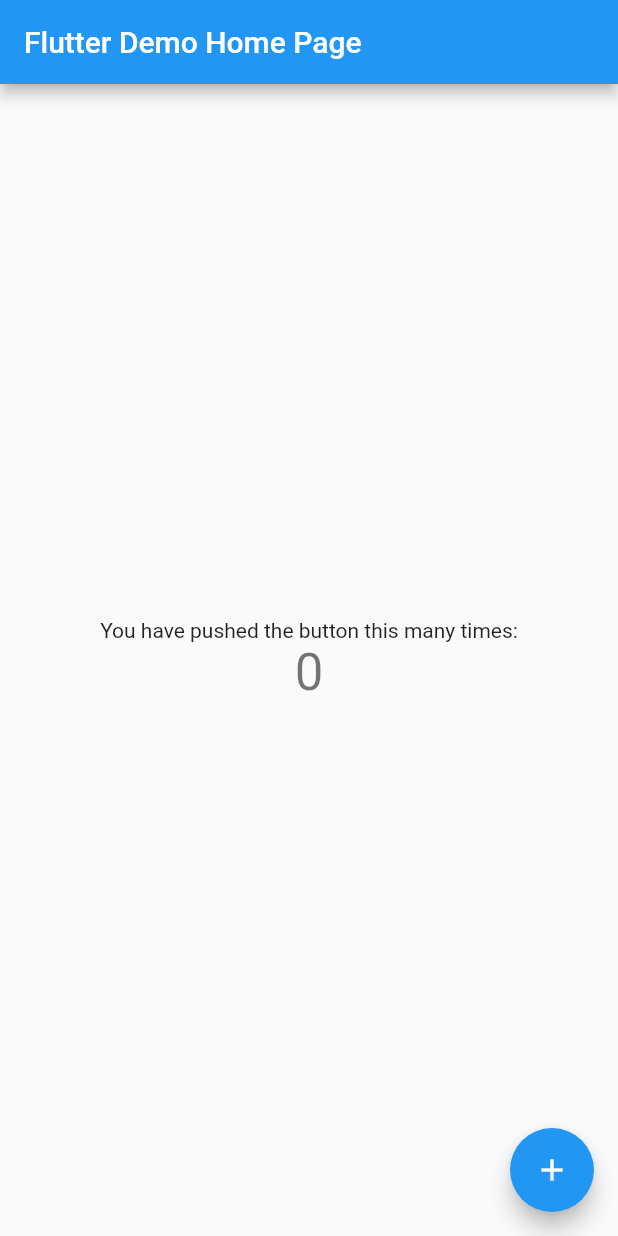
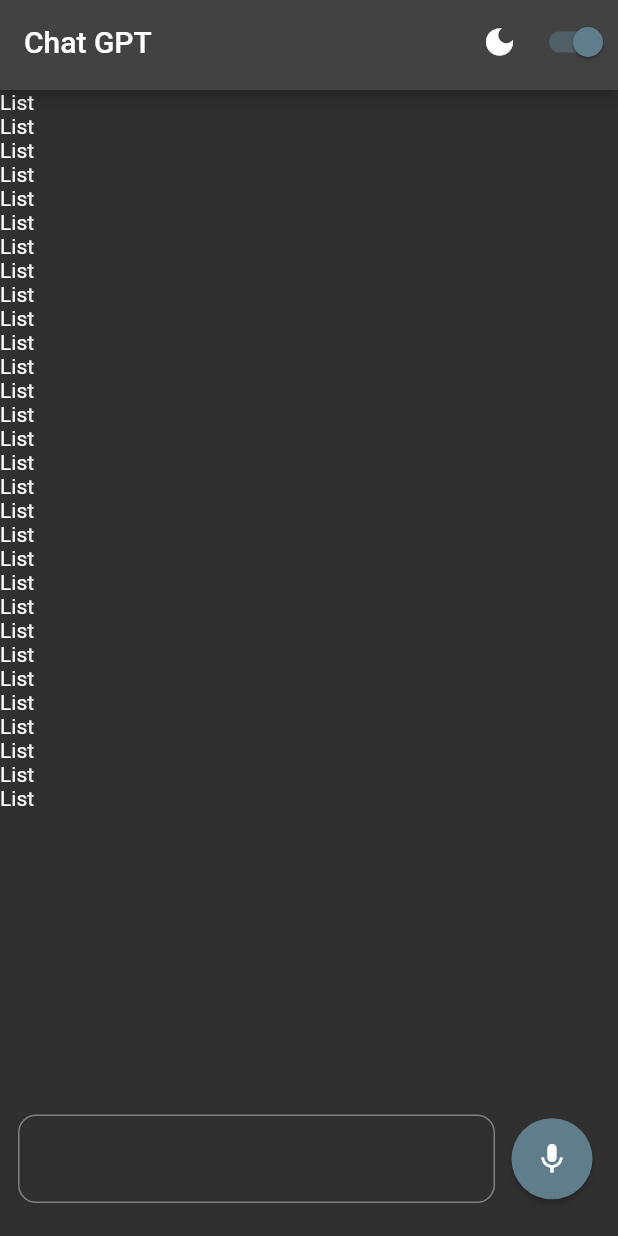
Before and after one commit to 19127437/chatGPT, a Flutter app: the screen it shows after launch, on a phone screen of 412 x 824 dp. Run offline on Flutter 3.47's test engine with Material 2 defaults, Android fonts, the phone set to English and light mode, and no system bars; our stand-ins replace flutter_riverpod.

Commit message:
Create Screen Chat version1.0

```diff
--- /dev/null
+++ b/lib/constants/themes.dart
@@ -0,0 +1,19 @@
+import 'package:flutter/material.dart';
+
+final lightTheme = ThemeData(
+  colorScheme: ThemeData.light().colorScheme.copyWith(
+    primary: Colors.white,
+    onPrimary: Colors.black,
+    secondary: Colors.deepOrange,
+    onSecondary: Colors.white,
+  ),
+);
+
+final darkTheme = ThemeData.dark().copyWith(
+  colorScheme: ThemeData.dark().colorScheme.copyWith(
+    primary: Colors.blueGrey,
+    onPrimary: Colors.white,
+    secondary: Colors.blueGrey,
+    onSecondary: Colors.white,
+  ),
+);
--- a/lib/main.dart
+++ b/lib/main.dart
@@ -1,115 +1,25 @@
+import 'package:chatgpt/constants/themes.dart';
+import 'package:chatgpt/providers/ActiveTheme.dart';
+import 'package:chatgpt/view/ChatScreen.dart';
 import 'package:flutter/material.dart';
+import 'package:flutter_riverpod/flutter_riverpod.dart';
 
 void main() {
-  runApp(const MyApp());
+  runApp(const ProviderScope(child: MyApp()));
 }
 
-class MyApp extends StatelessWidget {
+class MyApp extends ConsumerWidget {
   const MyApp({super.key});
 
-  // This widget is the root of your application.
   @override
-  Widget build(BuildContext context) {
+  Widget build(BuildContext context, WidgetRef ref) {
+    final activeThemeProvider = ref.watch(activeTheme);
     return MaterialApp(
-      title: 'Flutter Demo',
-      theme: ThemeData(
-        // This is the theme of your application.
-        //
-        // Try running your application with "flutter run". You'll see the
-        // application has a blue toolbar. Then, without quitting the app, try
-        // changing the primarySwatch below to Colors.green and then invoke
-        // "hot reload" (press "r" in the console where you ran "flutter run",
-        // or simply save your changes to "hot reload" in a Flutter IDE).
-        // Notice that the counter didn't reset back to zero; the application
-        // is not restarted.
-        primarySwatch: Colors.blue,
-      ),
-      home: const MyHomePage(title: 'Flutter Demo Home Page'),
+      theme: lightTheme,
+      darkTheme:darkTheme,
+      debugShowCheckedModeBanner: false,
+      themeMode: activeThemeProvider == Themes.dark ? ThemeMode.dark : ThemeMode.light,
+      home: const ChatScreen(),
     );
   }
 }
-
-class MyHomePage extends StatefulWidget {
-  const MyHomePage({super.key, required this.title});
-
-  // This widget is the home page of your application. It is stateful, meaning
-  // that it has a State object (defined below) that contains fields that affect
-  // how it looks.
-
-  // This class is the configuration for the state. It holds the values (in this
-  // case the title) provided by the parent (in this case the App widget) and
-  // used by the build method of the State. Fields in a Widget subclass are
-  // always marked "final".
-
-  final String title;
-
-  @override
-  State<MyHomePage> createState() => _MyHomePageState();
-}
-
-class _MyHomePageState extends State<MyHomePage> {
-  int _counter = 0;
-
-  void _incrementCounter() {
-    setState(() {
-      // This call to setState tells the Flutter framework that something has
-      // changed in this State, which causes it to rerun the build method below
-      // so that the display can reflect the updated values. If we changed
-      // _counter without calling setState(), then the build method would not be
-      // called again, and so nothing would appear to happen.
-      _counter++;
-    });
-  }
-
-  @override
-  Widget build(BuildContext context) {
-    // This method is rerun every time setState is called, for instance as done
-    // by the _incrementCounter method above.
-    //
-    // The Flutter framework has been optimized to make rerunning build methods
-    // fast, so that you can just rebuild anything that needs updating rather
-    // than having to individually change instances of widgets.
-    return Scaffold(
-      appBar: AppBar(
-        // Here we take the value from the MyHomePage object that was created by
-        // the App.build method, and use it to set our appbar title.
-        title: Text(widget.title),
-      ),
-      body: Center(
-        // Center is a layout widget. It takes a single child and positions it
-        // in the middle of the parent.
-        child: Column(
-          // Column is also a layout widget. It takes a list of children and
-          // arranges them vertically. By default, it sizes itself to fit its
-          // children horizontally, and tries to be as tall as its parent.
-          //
-          // Invoke "debug painting" (press "p" in the console, choose the
-          // "Toggle Debug Paint" action from the Flutter Inspector in Android
-          // Studio, or the "Toggle Debug Paint" command in Visual Studio Code)
-          // to see the wireframe for each widget.
-          //
-          // Column has various properties to control how it sizes itself and
-          // how it positions its children. Here we use mainAxisAlignment to
-          // center the children vertically; the main axis here is the vertical
-          // axis because Columns are vertical (the cross axis would be
-          // horizontal).
-          mainAxisAlignment: MainAxisAlignment.center,
-          children: <Widget>[
-            const Text(
-              'You have pushed the button this many times:',
-            ),
-            Text(
-              '$_counter',
-              style: Theme.of(context).textTheme.headlineMedium,
-            ),
-          ],
-        ),
-      ),
-      floatingActionButton: FloatingActionButton(
-        onPressed: _incrementCounter,
-        tooltip: 'Increment',
-        child: const Icon(Icons.add),
-      ), // This trailing comma makes auto-formatting nicer for build methods.
-    );
-  }
-}
--- /dev/null
+++ b/lib/providers/ActiveTheme.dart
@@ -0,0 +1,8 @@
+import 'package:flutter_riverpod/flutter_riverpod.dart';
+
+final activeTheme = StateProvider((ref) => Themes.dark);
+
+enum Themes {
+  dark,
+  light
+}
--- /dev/null
+++ b/lib/view/ChatScreen.dart
@@ -0,0 +1,31 @@
+import 'package:chatgpt/widgets/MyAppBar.dart';
+import 'package:chatgpt/widgets/TextAndVoiceField.dart';
+import 'package:flutter/material.dart';
+
+class ChatScreen extends StatelessWidget {
+  const ChatScreen({super.key});
+
+  @override
+  Widget build(BuildContext context) {
+    return Scaffold(
+      appBar: MyAppBar(),
+      body: Column(
+        children: [
+          Expanded(child: ListView.builder(
+            itemCount: 30,
+            itemBuilder: (context, index) => const Text(
+              'List'
+            ),
+          )),
+          const Padding(
+            padding: EdgeInsets.all(12.0),
+            child: TextAndVoiceField()
+          ),
+          const SizedBox(
+            height: 10,
+          )
+        ],
+      )
+    );
+  }
+}
--- /dev/null
+++ b/lib/widgets/MyAppBar.dart
@@ -0,0 +1,33 @@
+import 'package:chatgpt/providers/ActiveTheme.dart';
+import 'package:chatgpt/widgets/ThemeSwitch.dart';
+import 'package:flutter/material.dart';
+import 'package:flutter_riverpod/flutter_riverpod.dart';
+import 'package:flutter_riverpod/flutter_riverpod.dart';
+
+class MyAppBar extends StatelessWidget implements PreferredSizeWidget {
+  const MyAppBar({Key? key}) : super(key: key);
+
+  @override
+  Widget build(BuildContext context) {
+    return AppBar(
+      title: Text(
+        'Chat GPT',
+        style: TextStyle(
+          color: Theme.of(context).colorScheme.onPrimary,
+        ),
+      ),
+      actions: [
+        Row(children: [
+          Consumer(
+              builder: (context, ref , child) => Icon(ref.watch(activeTheme) == Themes.dark ? Icons.dark_mode : Icons.light_mode)
+          ),
+          SizedBox(width: 8,),
+          ThemeSwitch(),
+        ],)
+      ],
+    );
+  }
+
+  @override
+  Size get preferredSize => const Size.fromHeight(60);
+}
--- /dev/null
+++ b/lib/widgets/TextAndVoiceField.dart
@@ -0,0 +1,50 @@
+import 'package:flutter/material.dart';
+
+import 'ToggleButton.dart';
+enum InputMode{
+  text,
+  voice
+}
+
+
+class TextAndVoiceField extends StatefulWidget {
+  const TextAndVoiceField({super.key});
+
+  @override
+  State<TextAndVoiceField> createState() => _TextAndVoiceFieldState();
+}
+
+class _TextAndVoiceFieldState extends State<TextAndVoiceField> {
+  InputMode _inputMode = InputMode.voice;
+  @override
+  Widget build(BuildContext context) {
+    return Row(
+      children: [
+        Expanded(child: TextField(
+          onChanged: (value){
+            value.isNotEmpty ? setInputMode(InputMode.text) : setInputMode(InputMode.voice);
+          },
+          cursorColor: Theme.of(context).colorScheme.onPrimary,
+          decoration: InputDecoration(
+            border: OutlineInputBorder(
+                borderRadius: BorderRadius.circular(12)
+            ),
+            focusedBorder: OutlineInputBorder(
+                borderSide: BorderSide(color: Theme.of(context).colorScheme.onPrimary),
+                borderRadius: BorderRadius.circular(12)
+            ),
+          ),
+        )),
+        const SizedBox(
+          width: 06,
+        ),
+        ToggleButton(inputMode: _inputMode,)
+      ],
+    );
+  }
+  void setInputMode(InputMode inputMode){
+    setState(() {
+      _inputMode = inputMode;
+    });
+  }
+}
--- /dev/null
+++ b/lib/widgets/ThemeSwitch.dart
@@ -0,0 +1,23 @@
+import 'package:chatgpt/providers/ActiveTheme.dart';
+import 'package:flutter/material.dart';
+import 'package:flutter_riverpod/flutter_riverpod.dart';
+
+class ThemeSwitch extends ConsumerStatefulWidget {
+  const ThemeSwitch({Key? key}) : super(key: key);
+
+  @override
+  ConsumerState<ThemeSwitch> createState() => _ThemeSwitchState();
+}
+
+class _ThemeSwitchState extends ConsumerState<ThemeSwitch> {
+  @override
+  Widget build(BuildContext context) {
+    return  Switch.adaptive(
+        activeColor: Theme.of(context).colorScheme.secondary,
+        value: ref.watch(activeTheme) == Themes.dark,
+        onChanged: (value) {
+        ref.read(activeTheme.notifier).state = value ? Themes.dark : Themes.light;
+      }
+    );
+  }
+}
--- /dev/null
+++ b/lib/widgets/ToggleButton.dart
@@ -0,0 +1,26 @@
+import 'package:chatgpt/widgets/TextAndVoiceField.dart';
+import 'package:flutter/material.dart';
+
+class ToggleButton extends StatefulWidget {
+  final InputMode _inputMode;
+  const ToggleButton({super.key, required InputMode inputMode}) : _inputMode = inputMode;
+
+  @override
+  State<ToggleButton> createState() => _ToggleButtonState();
+}
+
+class _ToggleButtonState extends State<ToggleButton> {
+  @override
+  Widget build(BuildContext context) {
+    return ElevatedButton(
+        onPressed: () {},
+        style: ElevatedButton.styleFrom(
+          backgroundColor: Theme.of(context).colorScheme.secondary,
+          foregroundColor: Theme.of(context).colorScheme.onSecondary,
+          shape: const CircleBorder(),
+          padding: const EdgeInsets.all(15)
+        ),
+        child: Icon(widget._inputMode == InputMode.text ? Icons.send : Icons.mic)
+    );
+  }
+}
--- a/pubspec.yaml
+++ b/pubspec.yaml
@@ -35,6 +35,7 @@ dependencies:
   # The following adds the Cupertino Icons font to your application.
   # Use with the CupertinoIcons class for iOS style icons.
   cupertino_icons: ^1.0.2
+  flutter_riverpod: ^2.3.2
 
 dev_dependencies:
   flutter_test:
```
Also changed, not shown: pubspec.lock.
